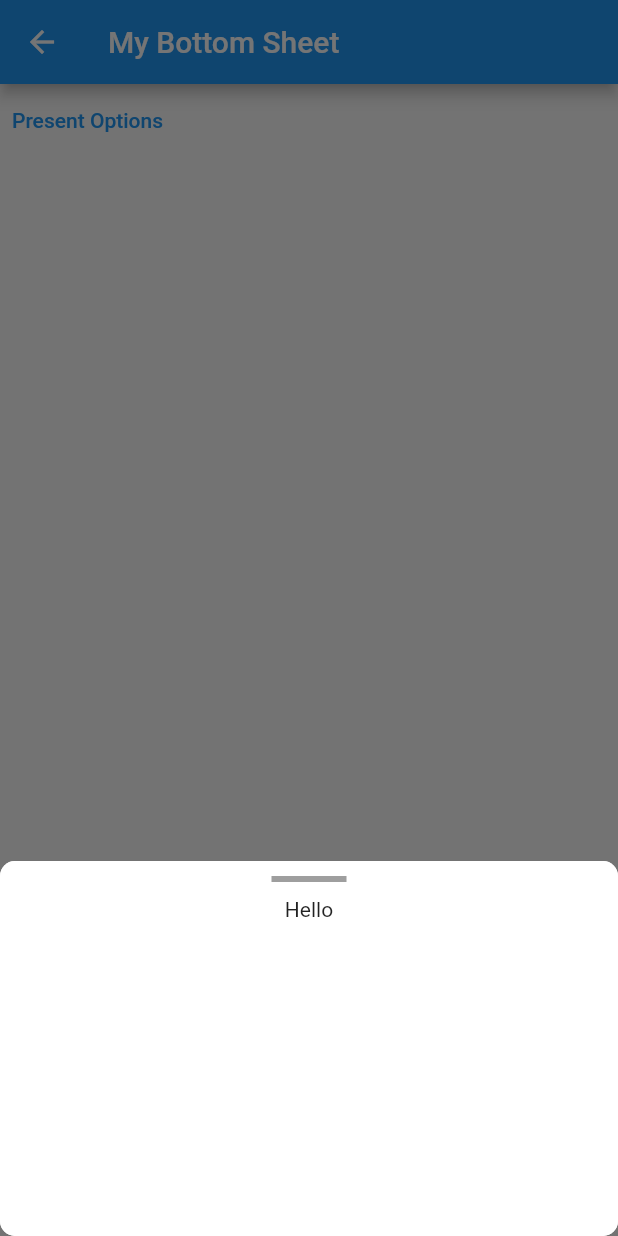
After one commit to akashkamble6226/FlutterTips, a Flutter app: the MyBottomSheet screen opened directly, after a tap on "Present Options", on a phone screen of 412 x 824 dp. The commit adds this screen. Run offline on Flutter 3.47's test engine with Material 2 defaults, Android fonts, the phone set to English and light mode, and no system bars.

Commit message:
added bottom sheet

```diff
--- a/lib/main.dart
+++ b/lib/main.dart
@@ -6,6 +6,8 @@ import 'package:tipsandtricks/widgets/adding_animated_list.dart';
 import 'package:tipsandtricks/widgets/adding_animated_widget.dart';
 import 'package:tipsandtricks/widgets/adding_aspect_ratio.dart';
 import 'package:tipsandtricks/widgets/adding_blurred_tabbar.dart';
+import 'package:tipsandtricks/widgets/adding_bottom_bar.dart';
+import 'package:tipsandtricks/widgets/adding_bottom_sheet.dart';
 import 'package:tipsandtricks/widgets/adding_card_widget.dart';
 import 'package:tipsandtricks/widgets/adding_check_box_list_tile.dart';
 import 'package:tipsandtricks/widgets/adding_color_filter.dart';
@@ -43,7 +45,7 @@ class MyApp extends StatelessWidget {
       theme: ThemeData(
         primarySwatch: Colors.blue,
       ),
-      home:  const PlayWithSwitches(),
+      home:  const MyBottomSheet(),
     );
   }
 }
--- a/lib/widgets/adding_bottom_bar.dart
+++ b/lib/widgets/adding_bottom_bar.dart
@@ -17,13 +17,13 @@ class _MyBottomBarState extends State<MyBottomBar> {
         title: const Text('Bottom Bar'),
       ),
       bottomNavigationBar: BottomNavigationBar(
-        items: [
+        items: const [
           BottomNavigationBarItem(
-            icon: Icons.bedtime,
+            icon:Icon(Icons.bedtime),
             label: 'Item 1',
           ),
           BottomNavigationBarItem(
-            icon: Icons.bedtime,
+            icon:Icon(Icons.flag),
             label: 'Item 1',
           )
         ],
--- /dev/null
+++ b/lib/widgets/adding_bottom_sheet.dart
@@ -0,0 +1,42 @@
+import 'package:flutter/material.dart';
+
+class MyBottomSheet extends StatelessWidget {
+  const MyBottomSheet({Key? key}) : super(key: key);
+
+  @override
+  Widget build(BuildContext context) {
+    return Scaffold(
+      appBar: AppBar(
+        title: const Text('My Bottom Sheet'),
+      ),
+      body: TextButton(
+        onPressed: () {
+          showModalBottomSheet(
+              context: context,
+              shape: RoundedRectangleBorder(
+                borderRadius: BorderRadius.circular(10.0),
+              ),
+              clipBehavior: Clip.antiAlias,
+              builder: (context) {
+                return Container(
+                  color: Colors.white,
+                  height: 250,
+                  child: Column(
+                    crossAxisAlignment: CrossAxisAlignment.center,
+                    children: [
+                      const SizedBox(height: 10.0,),
+                      Container(width: 50.0, height: 4.0,color: Colors.grey,),
+                      const SizedBox(height: 10.0,),
+                      const Text('Hello'),
+
+
+                    ],
+                  ),
+                );
+              });
+        },
+        child: const Text('Present Options'),
+      ),
+    );
+  }
+}
```
